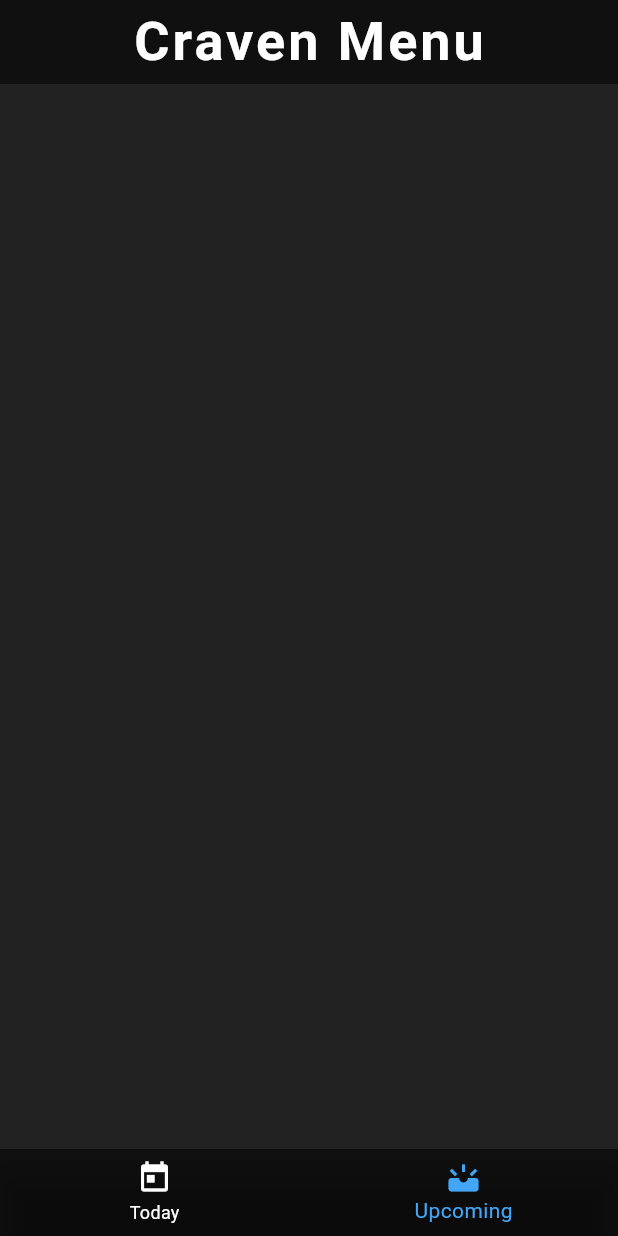
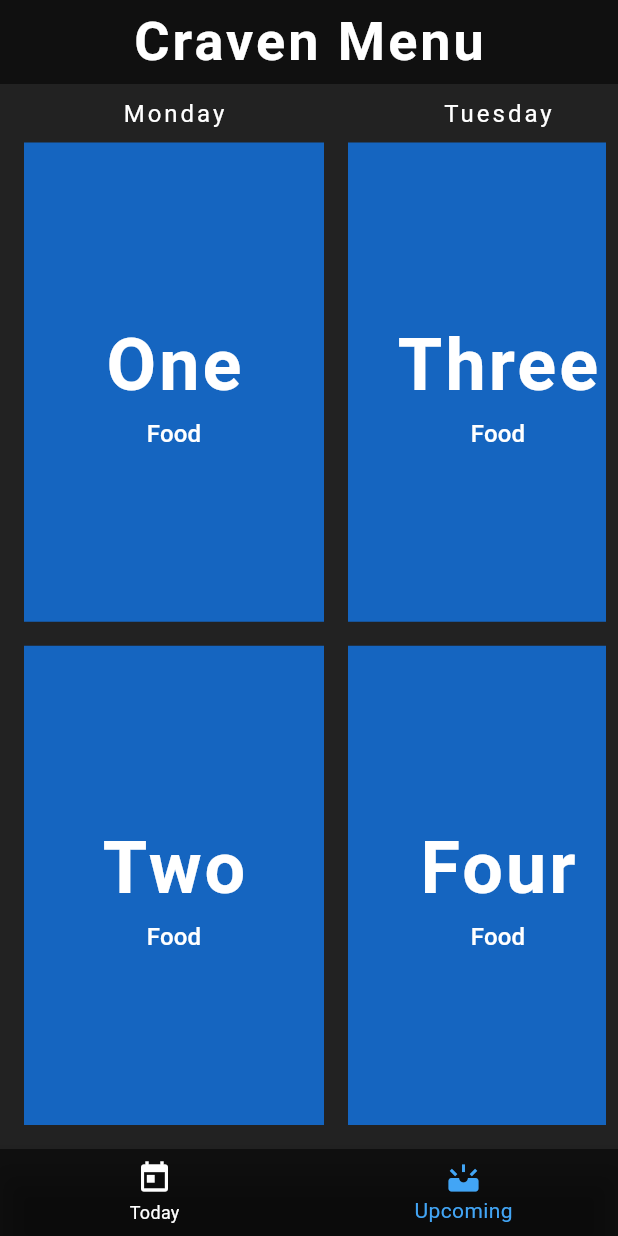
Before and after one commit to Shuflduf/JCS-Cravens, a Flutter app: the screen it shows after launch, item 2 of the bottom bar chosen, on a phone screen of 412 x 824 dp. Run offline on Flutter 3.47's test engine with Material 3 defaults, Android fonts, the phone set to English and light mode, and no system bars; Roboto replaces fonts that are missing (RobotoMono).

Commit message:
made upcoming menu work

```diff
--- a/frontend/lib/main.dart
+++ b/frontend/lib/main.dart
@@ -16,7 +16,6 @@ class MyApp extends StatelessWidget {
       debugShowCheckedModeBanner: false,
       title: 'Craven Menu',
       theme: ThemeData(
-        colorScheme: ColorScheme.fromSeed(seedColor: Colors.red),
         useMaterial3: true,
       ),
       home: const MainMenu(),
--- a/frontend/lib/upcoming.dart
+++ b/frontend/lib/upcoming.dart
@@ -1,12 +1,23 @@
 import 'package:flutter/material.dart';
 import 'package:frontend/menu_item.dart';
 
-const List<String> days = ["Monday", "Tuesday"];
+const List<String> days = [
+  "Monday",
+  "Tuesday",
+  "Wednesday",
+  "Thursday",
+  "Friday"
+];
 
 class UpcomingMenu extends StatefulWidget {
   const UpcomingMenu({super.key});
 
-  static const List<List<String>> data = [["One", "Two"], ["One", "Two"]];
+  static const List<List<String>> data = [
+    ["One", "Two"],
+    ["Three", "Four"],
+    ["Five", "Six"],
+    ["Seven", "Eight"],
+  ];
 
   @override
   State<UpcomingMenu> createState() => _UpcomingMenuState();
@@ -15,22 +26,29 @@ class UpcomingMenu extends StatefulWidget {
 class _UpcomingMenuState extends State<UpcomingMenu> {
   @override
   Widget build(BuildContext context) {
-    const double margins = 16.0;
     List<List<String>> data = UpcomingMenu.data;
     return Padding(
-      padding: const EdgeInsets.all(16.0),
-      child: ListView.builder(
+      padding: const EdgeInsets.all(8.0),
+      child: ListView(
         scrollDirection: Axis.horizontal,
-        itemCount: data.length,
-        prototypeItem: Column(),
-        itemBuilder: (context, index) {
+        children: data.asMap().keys.map((col) {
           return Column(
-            children: data[index]
-              .map((i) {
-                return FixedWidthMenuItem(content: i);
-              }).toList(),
+            children: [
+              Text(
+                days[col],
+                style: const TextStyle(
+                  color: Colors.white,
+                  fontSize: 16.0,
+                  fontFamily: "RobotoMono",
+                  letterSpacing: 2.0,
+                ),
+              ),
+              ...data[col].map((item) {
+                return FixedWidthMenuItem(content: item);
+              })
+            ],
           );
-        },
+        }).toList(),
       ),
     );
   }
@@ -49,9 +67,12 @@ class _FixedWidthMenuItemState extends State<FixedWidthMenuItem> {
   @override
   Widget build(BuildContext context) {
     return Expanded(
-      child: SizedBox(
-        width: 200.0,
-        child: MenuItem(content: widget.content, type: "Food", enabled: false),
+      child: Padding(
+        padding: const EdgeInsets.all(8.0),
+        child: SizedBox(
+            width: 200.0,
+            child:
+                MenuItem(content: widget.content, type: "Food", enabled: false)),
       ),
     );
   }
```
